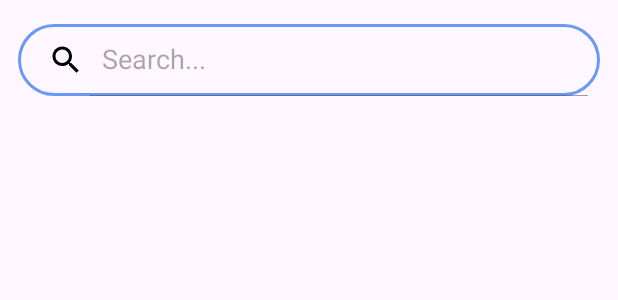
After one commit to DEVZANDONA/DoseDaily, an Android app: the layout activity_reminders.xml on its own in the app's theme, with its tools: preview values and no code run, on a phone screen of 412 x 824 dp. The commit adds this screen. Shown: the top 300 px of the screen. Run offline under Robolectric (Android 15) with nearby library versions, the phone set to English and light mode, and no system bars.

Commit message:
Meus Lembretes completo

```diff
--- /dev/null
+++ b/app/src/main/res/layout/activity_reminders.xml
@@ -0,0 +1,33 @@
+<?xml version="1.0" encoding="utf-8"?>
+<RelativeLayout
+    xmlns:android="http://schemas.android.com/apk/res/android"
+    xmlns:app="http://schemas.android.com/apk/res-auto"
+    xmlns:tools="http://schemas.android.com/tools"
+    android:layout_width="match_parent"
+    android:layout_height="match_parent"
+    tools:context=".System_UI.RemindersActivity">
+    <androidx.appcompat.widget.SearchView
+        android:layout_width="match_parent"
+        android:layout_height="wrap_content"
+        android:layout_marginTop="16dp"
+        android:layout_marginStart="12dp"
+        android:layout_marginEnd="12dp"
+        android:id="@+id/search"
+        app:iconifiedByDefault="false"
+        app:searchHintIcon="@null"
+        app:queryHint="Search..."
+        android:focusable="false"
+        app:closeIcon="@drawable/lupa_icon"
+        app:searchIcon="@drawable/lupa_icon"
+        android:background="@drawable/lavender_border"/>
+
+    <androidx.recyclerview.widget.RecyclerView
+        android:id="@+id/recyclerView"
+        android:layout_width="match_parent"
+        android:layout_height="match_parent"
+        android:layout_below="@id/search"
+        android:layout_marginTop="10dp"
+        android:scrollbars="vertical"
+        android:visibility="visible" />
+
+</RelativeLayout>
--- a/app/src/main/res/layout/recycler_item.xml
+++ b/app/src/main/res/layout/recycler_item.xml
@@ -43,7 +43,7 @@
             android:layout_marginStart="90dp"
             android:textAlignment="center"
             android:textColor="@color/azul2"
-            android:textSize="16sp"/>
+            android:textSize="14sp"/>
         <TextView
             android:layout_width="140dp"
             android:layout_height="wrap_content"
```
Also changed, not shown: app/src/main/AndroidManifest.xml (+8 -6 lines), app/src/main/java/com/tcc/DoseDaily/Adapters/NotificationsAdapter.java (added, +110 -0 lines), app/src/main/java/com/tcc/DoseDaily/Models/Notifications.java (+59 -1 lines), app/src/main/java/com/tcc/DoseDaily/System_UI/HomePage.java (+12 -3 lines), app/src/main/java/com/tcc/DoseDaily/System_UI/RemindersActivity.java (added, +260 -0 lines).
